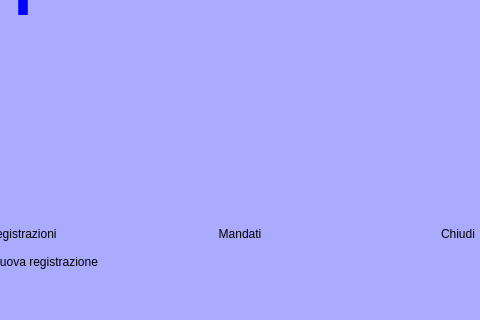
Qt form cmainwindow.ui (fblabs/cimiapp2) before a commit; both pictures show x 531 to 1011 and y 280 to 600 of the 1106 by 600 pixel window.
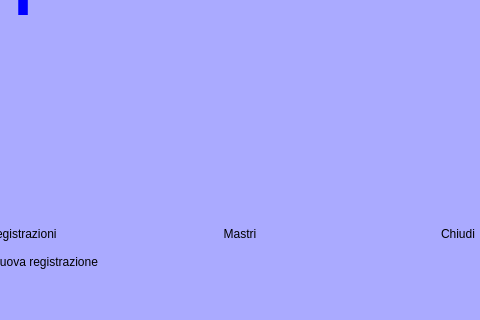
The same form after that commit. Icons and pictures are not drawn.

The edit to the form file:
```diff
--- a/cmainwindow.ui
+++ b/cmainwindow.ui
@@ -499,7 +499,7 @@
       <item row="1" column="3">
        <widget class="QPushButton" name="pushButton_3">
         <property name="text">
-         <string>Mandati</string>
+         <string>Mastri</string>
         </property>
         <property name="icon">
          <iconset resource="graphics.qrc">
```
Left out of the diff: 2 changed lines with no effect on the pictures.
